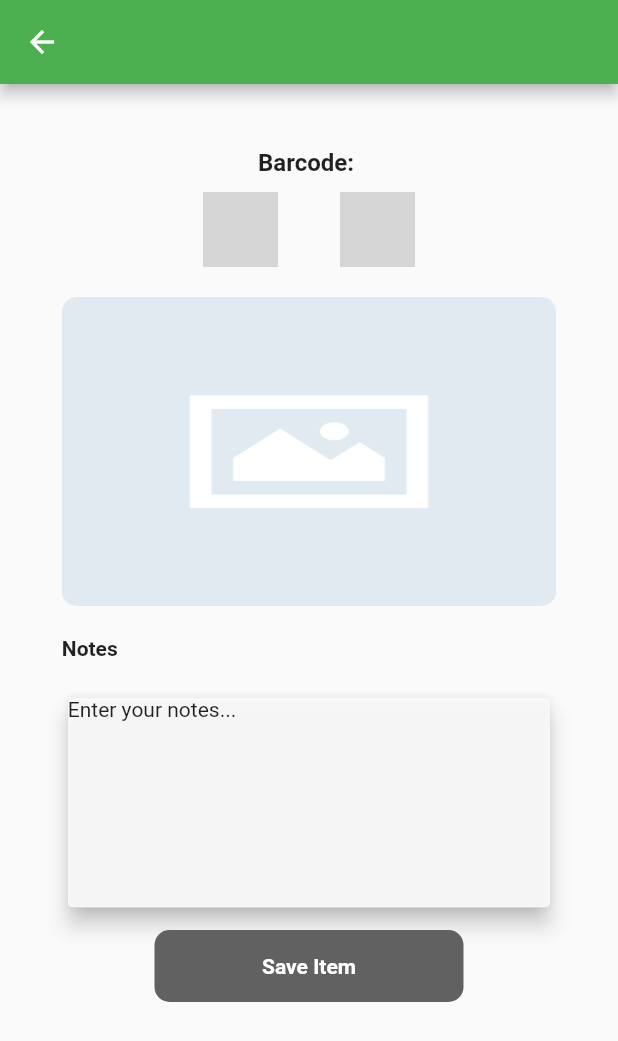
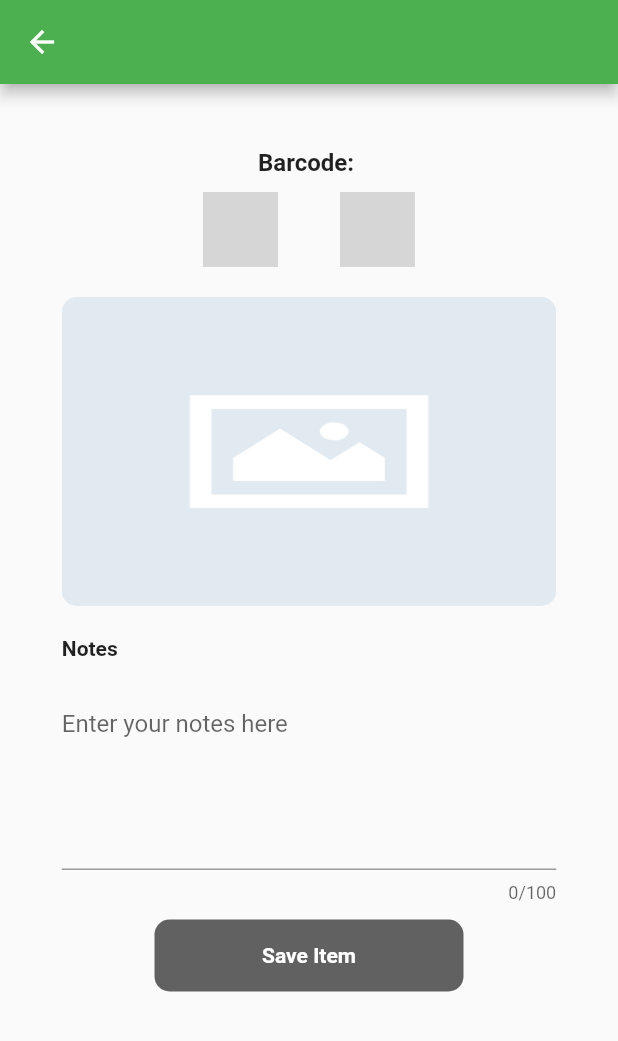
Before and after one commit to andrewmarkdale/MobileDevices_FinalProjectVegescanner, a Flutter app: the newitempage screen opened directly with empty values, on a phone screen of 412 x 824 dp. Shown: the top 1041 px of the screen. Run offline on Flutter 3.47's test engine with Material 2 defaults, Android fonts, the phone set to English and light mode, and no system bars; our stand-ins replace font_awesome_flutter, geocoding, geolocator, latlong2, sqflite; missing offline and left inert: flutter_barcode_scanner, geolocator_web; accounts and stored records are empty; network calls fail; grey boxes are pictures that could not be loaded.

Commit message:
Added notes

```diff
--- a/vscanner_finalproject_csci4100/lib/bottomappbar.dart
+++ b/vscanner_finalproject_csci4100/lib/bottomappbar.dart
@@ -114,6 +114,7 @@ class _BottomAppBarWidgetState extends State<BottomAppBarWidget> {
                             "vegetarian": product.vegetarian,
                             "imgb64": image,
                           });
+                          print(result);
                         }
                         if (product == "Error") {
                           return showDialog(
--- a/vscanner_finalproject_csci4100/lib/newitempage.dart
+++ b/vscanner_finalproject_csci4100/lib/newitempage.dart
@@ -23,10 +23,12 @@ class newitempage extends StatefulWidget {
 }
 
 class _newitempagestate extends State<newitempage> {
+  TextEditingController notes = TextEditingController();
   @override
   Widget build(BuildContext context) {
-    return Scaffold(
-      resizeToAvoidBottomInset: false,
+    return GestureDetector(
+        onTap: () => FocusManager.instance.primaryFocus?.unfocus(),
+        child: Scaffold(
           appBar: AppBar(
             title: Text(widget.title),
           ),
@@ -45,8 +47,8 @@ class _newitempagestate extends State<newitempage> {
                 Center(
                   child: Text(
                     'Barcode: ${widget.barcode}',
-                style:
-                    const TextStyle(fontWeight: FontWeight.bold, fontSize: 16),
+                    style: const TextStyle(
+                        fontWeight: FontWeight.bold, fontSize: 16),
                   ),
                 ),
                 const Padding(padding: EdgeInsets.only(top: 10)),
@@ -104,28 +106,13 @@ class _newitempagestate extends State<newitempage> {
                         1,
                         MediaQuery.of(context).size.width * .1,
                         1),
-                child: Card(
-                  elevation: 6,
-                  child: ClipPath(
-                    child: Container(
-                      child: Text("Enter your notes..."),
-                      height: 140,
-                      width: 500,
-                      decoration: BoxDecoration(
-                        color: Colors.white.withOpacity(0.8),
-                        boxShadow: [
-                          BoxShadow(
-                            color: Colors.grey.withOpacity(0.5),
-                            spreadRadius: 5,
-                            blurRadius: 7,
-                            offset: Offset(0, 3), // changes position of shadow
-                          ),
-                        ],
-                      ),
-                    ),
-                    clipper: ShapeBorderClipper(
-                        shape: RoundedRectangleBorder(
-                            borderRadius: BorderRadius.circular(3))),
+                    child: TextFormField(
+                      maxLength: 100,
+                      maxLines: 5,
+                      controller: notes,
+                      decoration: const InputDecoration(
+                        hintMaxLines: 5,
+                        hintText: "Enter your notes here",
                       ),
                     )),
                 const Padding(padding: EdgeInsets.only(top: 10)),
@@ -136,13 +123,27 @@ class _newitempagestate extends State<newitempage> {
                             borderRadius: BorderRadius.circular(10)),
                         width: MediaQuery.of(context).size.width * 0.5,
                         child: TextButton(
-                        onPressed: () {},
+                            onPressed: () async {
+                              print(notes.text);
+                              int result =
+                                  await DBHelper.dbHelper.insertProduct({
+                                "name": widget.title,
+                                "barcode": widget.barcode,
+                                "vegan": widget.image1,
+                                "vegetarian": widget.image2,
+                                "imgb64": widget.mapImage,
+                                "notes": notes.text,
+                              });
+                              print(result);
+                              Navigator.pop(context);
+                            },
                             child: const Text(
                               "Save Item",
                               style: TextStyle(
-                              fontWeight: FontWeight.bold, color: Colors.white),
+                                  fontWeight: FontWeight.bold,
+                                  color: Colors.white),
                             ))))
               ])),
-    );
+        ));
   }
 }
```
Also changed, not shown: vscanner_finalproject_csci4100/lib/itempage.dart (+6 -2 lines), vscanner_finalproject_csci4100/lib/listproducts.dart (+13 -26 lines). Lines whose indentation alone changed are shown as unchanged.
